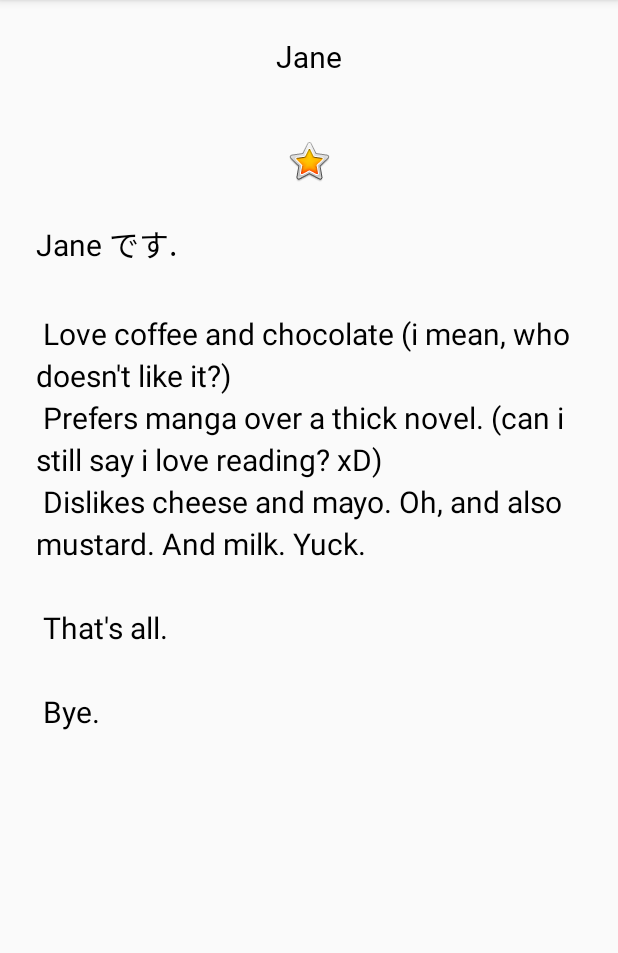
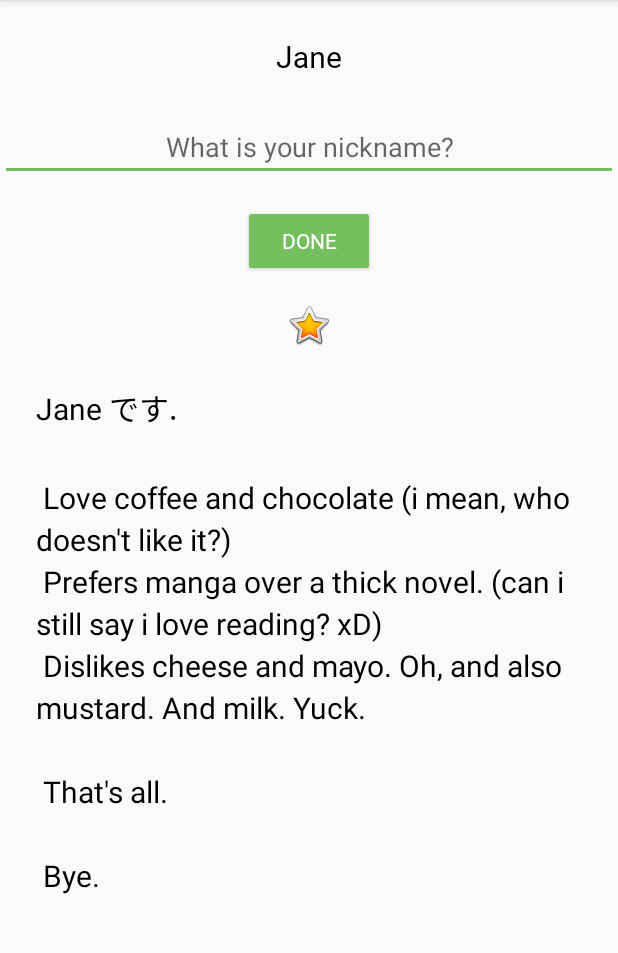
Before and after one commit to jane055/2.2AboutMe, an Android app: the screen it shows after launch (MainActivity), on a phone screen of 412 x 824 dp, the part 84-1037 px from its top. Run offline under Robolectric (Android 15) with nearby library versions, the phone set to English and light mode, and no system bars.

```diff
--- a/app/src/main/res/layout/activity_main.xml
+++ b/app/src/main/res/layout/activity_main.xml
@@ -18,6 +18,40 @@
         android:text="@string/name"
         android:textAlignment="center"
         app:fontFamily="@font/roboto" />
+
+    <EditText
+        android:id="@+id/nickname_edit"
+        style="NameStyle"
+        android:layout_width="match_parent"
+        android:layout_height="wrap_content"
+        android:ems="10"
+        android:hint="@string/what_is_your_nickname"
+        android:inputType="textPersonName"
+        android:textAlignment="center"
+        android:autofillHints="" />
+
+    <Button
+        android:id="@+id/done_button"
+        style="@style/Widget.AppCompat.Button.Colored"
+        android:layout_width="wrap_content"
+        android:layout_height="wrap_content"
+        android:layout_gravity="center_horizontal"
+        android:layout_marginTop="@dimen/layout_margin"
+        android:text="@string/done"
+        android:fontFamily="@font/roboto"
+        android:onClick="clickHandlerFunction"/>
+
+    <TextView
+        android:id="@+id/nickname_text"
+        style="@style/NameStyle"
+        android:layout_width="match_parent"
+        android:layout_height="wrap_content"
+        android:text=""
+        android:textAlignment="center"
+        android:visibility="gone"
+
+        android:background="@color/colorAccent"
+        android:paddingBottom="@dimen/small_padding"/>
 
     <ImageView
         android:id="@+id/star_image"
--- a/app/src/main/res/values/colors.xml
+++ b/app/src/main/res/values/colors.xml
@@ -2,5 +2,5 @@
 <resources>
     <color name="colorPrimary">#008577</color>
     <color name="colorPrimaryDark">#00574B</color>
-    <color name="colorAccent">#D81B60</color>
+    <color name="colorAccent">#76bf5e</color>
 </resources>
--- a/app/src/main/res/values/strings.xml
+++ b/app/src/main/res/values/strings.xml
@@ -7,4 +7,6 @@
         \n Dislikes cheese and mayo. Oh, and also mustard. And milk. Yuck.
         \n\n That's all. \n\n Bye.\n\n
     </string>
+    <string name="what_is_your_nickname">What is your nickname?</string>
+    <string name="done">Done</string>
 </resources>
```
Also changed, not shown: app/src/main/java/com/example/android/aboutme/MainActivity.kt (+46 -0 lines).
